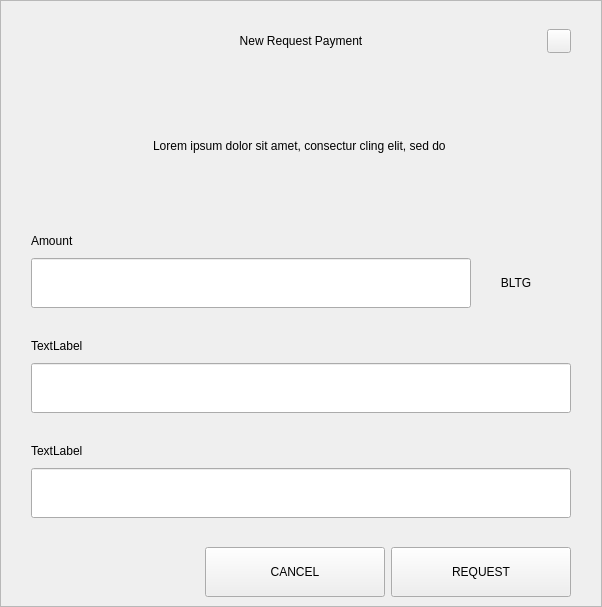
Before: the Qt Designer form src/qt/bltg/forms/requestdialog.ui in minerric/BLTG, drawn with Qt 5.
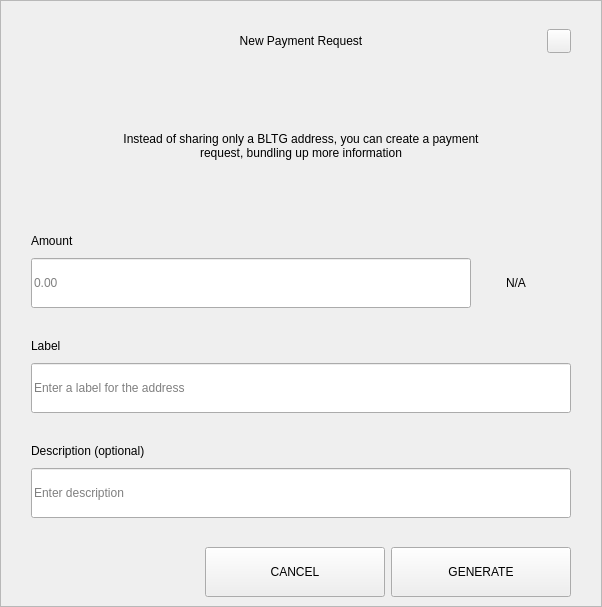
After: the same form once the commit is applied.

The edit to the form file:
```diff
--- a/src/qt/bltg/forms/requestdialog.ui
+++ b/src/qt/bltg/forms/requestdialog.ui
@@ -92,7 +92,7 @@
            <string notr="true">padding-left:24px;</string>
           </property>
           <property name="text">
-           <string>New Request Payment</string>
+           <string>New Payment Request</string>
           </property>
           <property name="alignment">
            <set>Qt::AlignCenter</set>
@@ -210,7 +210,7 @@
              </size>
             </property>
             <property name="text">
-             <string>Lorem ipsum dolor sit amet, consectur cling elit, sed do </string>
+             <string>Instead of sharing only a BLTG address, you can create a payment request, bundling up more information</string>
             </property>
             <property name="alignment">
              <set>Qt::AlignCenter</set>
@@ -289,6 +289,9 @@
                     <height>50</height>
                    </size>
                   </property>
+                  <property name="placeholderText">
+                   <string notr="true">0.00</string>
+                  </property>
                  </widget>
                 </item>
                 <item>
@@ -324,7 +327,7 @@
                    <item>
                     <widget class="QLabel" name="comboBoxCoin">
                      <property name="text">
-                      <string>BLTG</string>
+                      <string notr="true">N/A</string>
                      </property>
                      <property name="alignment">
                       <set>Qt::AlignCenter</set>
@@ -376,7 +379,7 @@
                </size>
               </property>
               <property name="text">
-               <string>TextLabel</string>
+               <string>Label</string>
               </property>
              </widget>
             </item>
@@ -394,6 +397,9 @@
                 <height>50</height>
                </size>
               </property>
+              <property name="placeholderText">
+               <string>Enter a label for the address</string>
+              </property>
              </widget>
             </item>
            </layout>
@@ -434,7 +440,7 @@
                </size>
               </property>
               <property name="text">
-               <string>TextLabel</string>
+               <string>Description (optional)</string>
               </property>
              </widget>
             </item>
@@ -452,6 +458,9 @@
                 <height>50</height>
                </size>
               </property>
+              <property name="placeholderText">
+               <string>Enter description</string>
+              </property>
              </widget>
             </item>
             <item>
@@ -672,7 +681,7 @@
             <enum>Qt::NoFocus</enum>
            </property>
            <property name="text">
-            <string>REQUEST</string>
+            <string>GENERATE</string>
            </property>
           </widget>
          </item>
```
Left out of the diff: 4 changed lines with no effect on the pictures.
